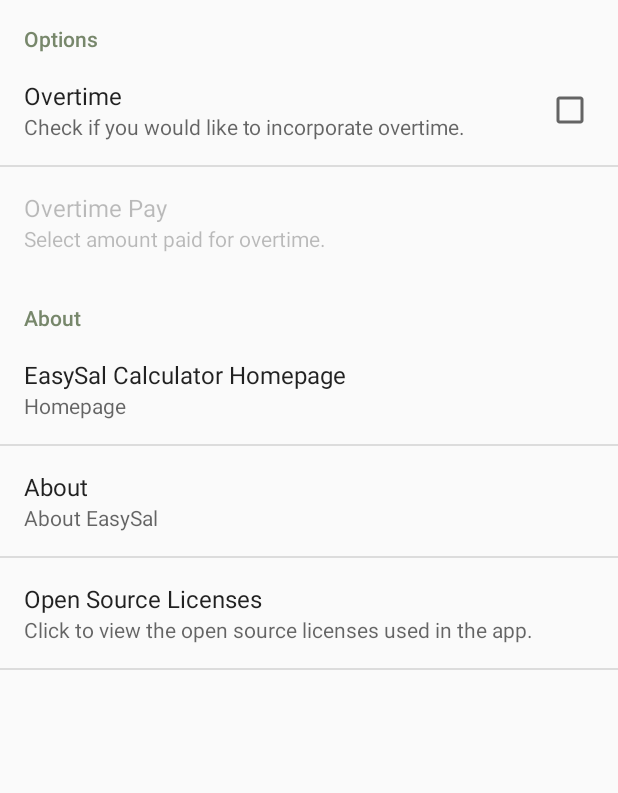
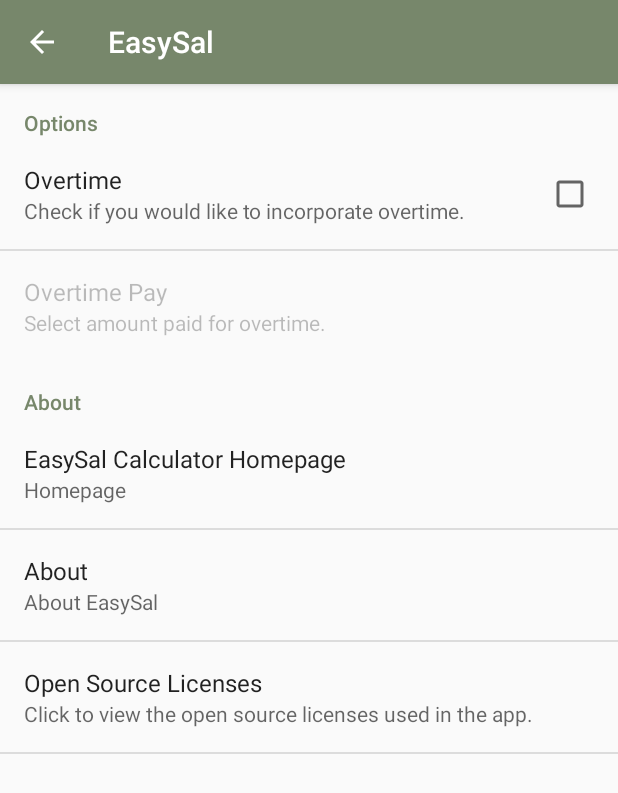
Before and after one commit to AaronRietschlin/EasySalSalaryCalculator, an Android app: the PostHCPreferenceActivity screen opened directly, with no data from a screen before it, on a phone screen of 412 x 824 dp. Shown: the top 793 px of the screen. Run offline under Robolectric (Android 15) with nearby library versions, the phone set to English and light mode, and no system bars; 3 statements that could not run were skipped.

Commit message:
Fixed settings.

```diff
--- a/main/src/main/AndroidManifest.xml
+++ b/main/src/main/AndroidManifest.xml
@@ -37,10 +37,12 @@
 
         <activity
             android:name=".ui.PreHCPreferenceActivity"
+            android:theme="@style/Theme.Setting"
             android:label="@string/title_activity_easy_sal_salary_calculator"/>
 
         <activity
             android:name=".ui.PostHCPreferenceActivity"
+            android:theme="@style/Theme.Setting"
             android:label="@string/title_activity_easy_sal_salary_calculator"/>
 
         <activity
--- a/main/src/main/java/com/asa/easysal/ui/PostHCPreferenceActivity.java
+++ b/main/src/main/java/com/asa/easysal/ui/PostHCPreferenceActivity.java
@@ -4,13 +4,15 @@ import android.annotation.TargetApi;
 import android.os.Build;
 import android.os.Bundle;
 import android.support.v4.app.FragmentActivity;
+import android.support.v7.app.ActionBar;
+import android.support.v7.app.AppCompatActivity;
 import android.view.MenuItem;
 
 import com.asa.easysal.analytics.AnalyticsContants;
 import com.asa.easysal.analytics.AnalyticsHelper;
 
 @TargetApi(Build.VERSION_CODES.ICE_CREAM_SANDWICH)
-public class PostHCPreferenceActivity extends FragmentActivity {
+public class PostHCPreferenceActivity extends AppCompatActivity {
 
     @Override
     protected void onCreate(Bundle savedInstanceState) {
@@ -18,8 +20,9 @@ public class PostHCPreferenceActivity extends FragmentActivity {
 
         // Since this is onjly going to be show on API 11+, we don't need to use
         // ABS.
-//		getActionBar().setHomeButtonEnabled(true);
-//		getActionBar().setDisplayHomeAsUpEnabled(true);
+        ActionBar ab = getSupportActionBar();
+		ab.setHomeButtonEnabled(true);
+		ab.setDisplayHomeAsUpEnabled(true);
 
         // Display the fragment as the main content.
         getFragmentManager().beginTransaction()
--- a/main/src/main/res/values/styles_new.xml
+++ b/main/src/main/res/values/styles_new.xml
@@ -33,6 +33,25 @@
 
     </style>
 
+    <style name="Theme.Setting" parent="Theme.AppCompat.Light.DarkActionBar">
+
+        <!-- AppCompat themes -->
+        <item name="colorPrimary">@color/money_color_primary</item>
+        <item name="colorPrimaryDark">@color/money_color_primary_dark</item>
+        <item name="colorAccent">@color/money_color_accent</item>
+
+        <!--<item name="actionBarItemBackground">@drawable/selectable_background_money</item>-->
+        <!--<item name="popupMenuStyle">@style/money_PopupMenu</item>-->
+        <!--<item name="dropDownListViewStyle">@style/money_DropDownListView</item>-->
+        <!--<item name="actionBarTabStyle">@style/money_ActionBarTabStyle</item>-->
+        <!--<item name="actionDropDownStyle">@style/money_DropDownNav</item>-->
+        <!--<item name="actionBarStyle">@style/money_solid_ActionBar</item>-->
+        <!--<item name="pagertitle">@style/PagerTitleStrip.Green</item>-->
+        <item name="bg_main">@style/BG_Main.Green</item>
+        <item name="myText">@style/Text.Light</item>
+        <item name="myButtonBarStyle">@style/TextAppearance.EasySal.Button</item>
+    </style>
+
     <style name="TextAppearance.EasySal" parent="TextAppearance.AppCompat"/>
 
     <style name="TextAppearance.EasySal.Button" parent="TextAppearance.AppCompat.Button">
```
